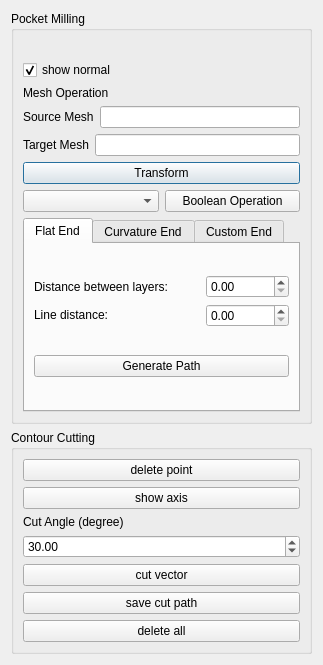
Old version of the form ui/pathGeneration.ui in the repository liushuya7/cn5X.
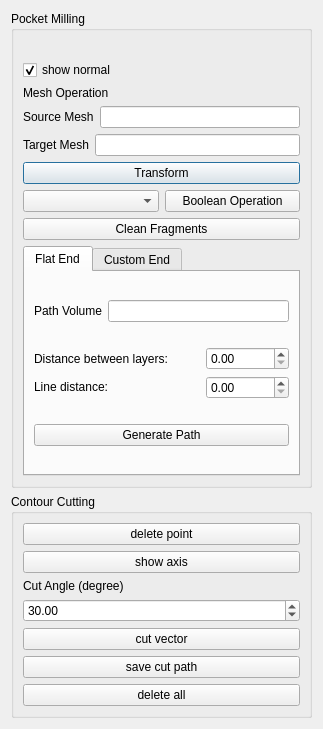
New version of the form.

Commit message: add state workflow for path generation dialog

Diff of the .ui file:
```diff
--- a/ui/pathGeneration.ui
+++ b/ui/pathGeneration.ui
@@ -7,7 +7,7 @@
     <x>0</x>
     <y>0</y>
     <width>323</width>
-    <height>665</height>
+    <height>729</height>
    </rect>
   </property>
   <property name="windowTitle">
@@ -95,7 +95,12 @@
           </item>
          </layout>
         </item>
-       </layout>
+        <item>
+         <widget class="QPushButton" name="pushButton_extraction_start">
+          <property name="text">
+           <string>Clean Fragments</string>
+          </property>
+         </widget>
       </item>
       <item>
        <widget class="QTabWidget" name="tabWidget">
@@ -110,6 +115,20 @@
           <string>Flat End</string>
          </attribute>
          <layout class="QVBoxLayout" name="verticalLayout_4">
+            <item>
+             <layout class="QHBoxLayout" name="horizontalLayout_6">
+              <item>
+               <widget class="QLabel" name="label_8">
+                <property name="text">
+                 <string>Path Volume</string>
+                </property>
+               </widget>
+              </item>
+              <item>
+               <widget class="QLineEdit" name="lineEdit_flat_end"/>
+              </item>
+             </layout>
+            </item>
           <item>
            <layout class="QGridLayout" name="gridLayout">
             <item row="0" column="0" colspan="2">
@@ -143,17 +162,14 @@
           </item>
          </layout>
         </widget>
-        <widget class="QWidget" name="tab_curve_end">
-         <attribute name="title">
-          <string>Curvature End</string>
-         </attribute>
-        </widget>
         <widget class="QWidget" name="tab_custom_end">
          <attribute name="title">
           <string>Custom End</string>
          </attribute>
         </widget>
        </widget>
+        </item>
+       </layout>
       </item>
      </layout>
     </widget>
```
Left out of the diff: 6 changed lines with no effect on the pictures. Lines whose indentation alone changed are shown as unchanged. The commit also changes 6 other files.
